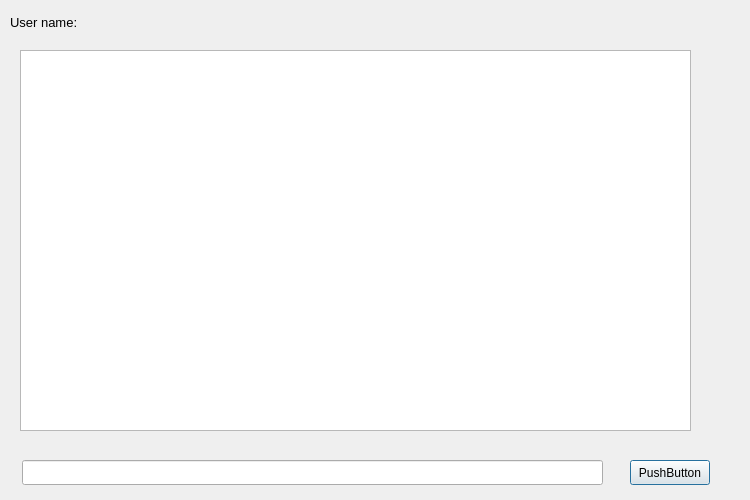
Old version of the form menu.ui in the repository kamilmaestro/Communicator_GUI.
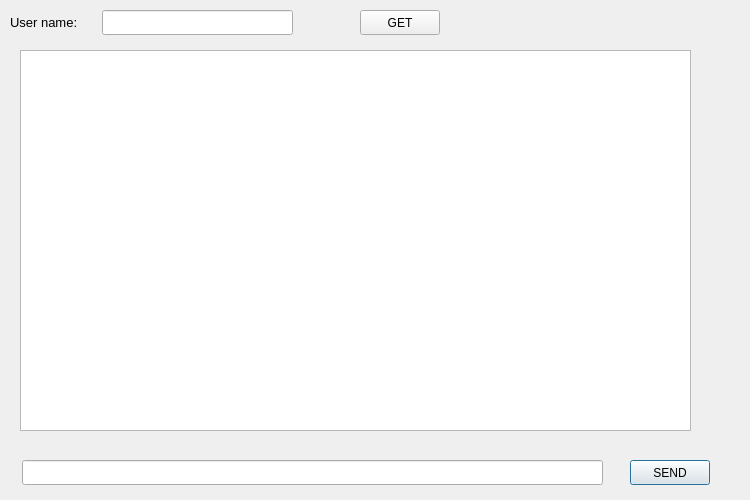
New version of the form. Icons and pictures are not drawn.

Commit message: added registration, login; added selecting user; allign message a'la Messenger

What changed in the file:
```diff
--- a/menu.ui
+++ b/menu.ui
@@ -34,24 +34,6 @@
     <string>User name:</string>
    </property>
   </widget>
-  <widget class="QLabel" name="userName">
-   <property name="geometry">
-    <rect>
-     <x>110</x>
-     <y>10</y>
-     <width>171</width>
-     <height>31</height>
-    </rect>
-   </property>
-   <property name="font">
-    <font>
-     <pointsize>11</pointsize>
-    </font>
-   </property>
-   <property name="text">
-    <string/>
-   </property>
-  </widget>
   <widget class="QTextEdit" name="msg">
    <property name="geometry">
     <rect>
@@ -72,7 +54,7 @@
     </rect>
    </property>
    <property name="text">
-    <string>PushButton</string>
+    <string>SEND</string>
    </property>
   </widget>
   <widget class="QLineEdit" name="msg_send">
@@ -85,6 +67,29 @@
     </rect>
    </property>
   </widget>
+  <widget class="QLineEdit" name="userName">
+   <property name="geometry">
+    <rect>
+     <x>102</x>
+     <y>10</y>
+     <width>191</width>
+     <height>25</height>
+    </rect>
+   </property>
+  </widget>
+  <widget class="QPushButton" name="getMsg">
+   <property name="geometry">
+    <rect>
+     <x>360</x>
+     <y>10</y>
+     <width>80</width>
+     <height>25</height>
+    </rect>
+   </property>
+   <property name="text">
+    <string>GET</string>
+   </property>
+  </widget>
  </widget>
  <resources/>
  <connections/>
```
Left out of the diff: 2 changed lines with no effect on the pictures. The commit also changes 13 other files.
